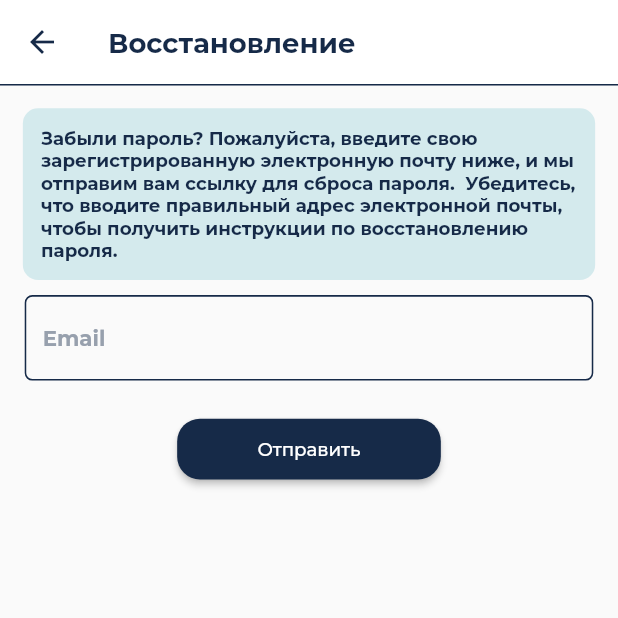
After one commit to elyra1/Taski, a Flutter app: the SendResetLinkPage screen opened directly, on a phone screen of 412 x 824 dp, the top half of it. The commit adds this screen. Run offline on Flutter 3.47's test engine with Material 2 defaults, Android fonts, the phone set to English and light mode, and no system bars; our stand-ins replace auto_route, awesome_extensions, bloc, cloud_firestore, firebase_auth, firebase_core and 6 more; accounts and stored records are empty; project files that could hold a hidden picture were left out.

Commit message:
Добавил SendResetLinkPage

```diff
--- /dev/null
+++ b/lib/presentation/pages/send_reset_link/cubit/send_reset_link_page_cubit.dart
@@ -0,0 +1,11 @@
+import 'package:bloc/bloc.dart';
+import 'package:freezed_annotation/freezed_annotation.dart';
+import 'package:injectable/injectable.dart';
+
+part 'send_reset_link_page_state.dart';
+part 'send_reset_link_page_cubit.freezed.dart';
+
+@injectable
+class SendResetLinkPageCubit extends Cubit<SendResetLinkPageState> {
+  SendResetLinkPageCubit() : super(SendResetLinkPageState.initial());
+}
--- /dev/null
+++ b/lib/presentation/pages/send_reset_link/cubit/send_reset_link_page_state.dart
@@ -0,0 +1,6 @@
+part of 'send_reset_link_page_cubit.dart';
+
+@freezed
+class SendResetLinkPageState with _$SendResetLinkPageState {
+  const factory SendResetLinkPageState.initial() = _Initial;
+}
--- /dev/null
+++ b/lib/presentation/pages/send_reset_link/send_reset_link_page.dart
@@ -0,0 +1,91 @@
+import 'package:auto_route/auto_route.dart';
+import 'package:awesome_extensions/awesome_extensions.dart';
+import 'package:flutter/material.dart';
+import 'package:flutter_bloc/flutter_bloc.dart';
+import 'package:flutter_screenutil/flutter_screenutil.dart';
+import 'package:taski/di/locator.dart';
+import 'package:taski/presentation/pages/send_reset_link/cubit/send_reset_link_page_cubit.dart';
+import 'package:taski/presentation/utils/app_colors.dart';
+import 'package:taski/presentation/utils/app_text_styles.dart';
+import 'package:taski/presentation/widgets/app_text_field.dart';
+import 'package:taski/presentation/widgets/buttons/custom_button.dart';
+
+
+@RoutePage()
+class SendResetLinkPage extends StatefulWidget implements AutoRouteWrapper {
+  const SendResetLinkPage({Key? key}) : super(key: key);
+
+  @override
+  State<SendResetLinkPage> createState() => _SendResetLinkPageState();
+
+  @override
+  Widget wrappedRoute(BuildContext context) {
+    return BlocProvider<SendResetLinkPageCubit>(
+      create: (context) => getIt<SendResetLinkPageCubit>(),
+      child: this,
+    );
+  }
+}
+
+class _SendResetLinkPageState extends State<SendResetLinkPage> {
+  final TextEditingController _emailController = TextEditingController();
+  String resetString =
+      "Забыли пароль? Пожалуйста, введите свою зарегистрированную электронную почту ниже, и мы отправим вам ссылку для сброса пароля.  Убедитесь, что вводите правильный адрес электронной почты, чтобы получить инструкции по восстановлению пароля. ";
+  @override
+  Widget build(BuildContext context) {
+    return Scaffold(
+        appBar: AppBar(
+          backgroundColor: Colors.white,
+          elevation: 0,
+          title: Text(
+            "Восстановление",
+            style: AppTextStyles.bold18,
+          ),
+          leading: BackButton(
+            color: AppColors.headblue,
+            onPressed: () {},
+          ),
+          bottom: PreferredSize(
+            preferredSize: Size.fromHeight(1.h),
+            child: Container(
+              color: AppColors.headblue,
+              width: double.maxFinite,
+              height: 1.h,
+            ),
+          ),
+        ),
+        resizeToAvoidBottomInset: false,
+        body: SingleChildScrollView(
+          padding: EdgeInsets.all(15.r),
+          child: Column(
+            children: [
+              Container(
+                padding: EdgeInsets.all(12.r),
+                decoration: BoxDecoration(
+                  borderRadius: BorderRadius.circular(10.r),
+                  color: AppColors.lightblue,
+                ),
+                child: Text(
+                  resetString,
+                  style: AppTextStyles.semibold12,
+                ),
+              ),
+              10.h.heightBox,
+              AppTextField(
+                width: 345.w,
+                height: 50.h,
+                hintText: "Email",
+                controller: _emailController,
+              ),
+              25.h.heightBox,
+              CustomButton(
+                width: 160.w,
+                height: 40.h,
+                onPressed: () {},
+                text: "Отправить",
+              ),
+            ],
+          ),
+        ));
+  }
+}
--- a/lib/presentation/utils/app_text_styles.dart
+++ b/lib/presentation/utils/app_text_styles.dart
@@ -67,6 +67,13 @@ abstract class AppTextStyles {
     color: Colors.white,
   );
 
+  static TextStyle semibold12 = TextStyle(
+    fontFamily: _montserratString,
+    fontSize: 12.sp,
+    fontWeight: FontWeight.w600,
+    color: AppColors.headblue,
+  );
+
   static TextStyle semibold20 = TextStyle(
     fontFamily: _montserratString,
     fontSize: 20.sp,
```
Also changed, not shown: lib/presentation/pages/send_reset_link/cubit/send_reset_link_page_cubit.freezed.dart (added).
